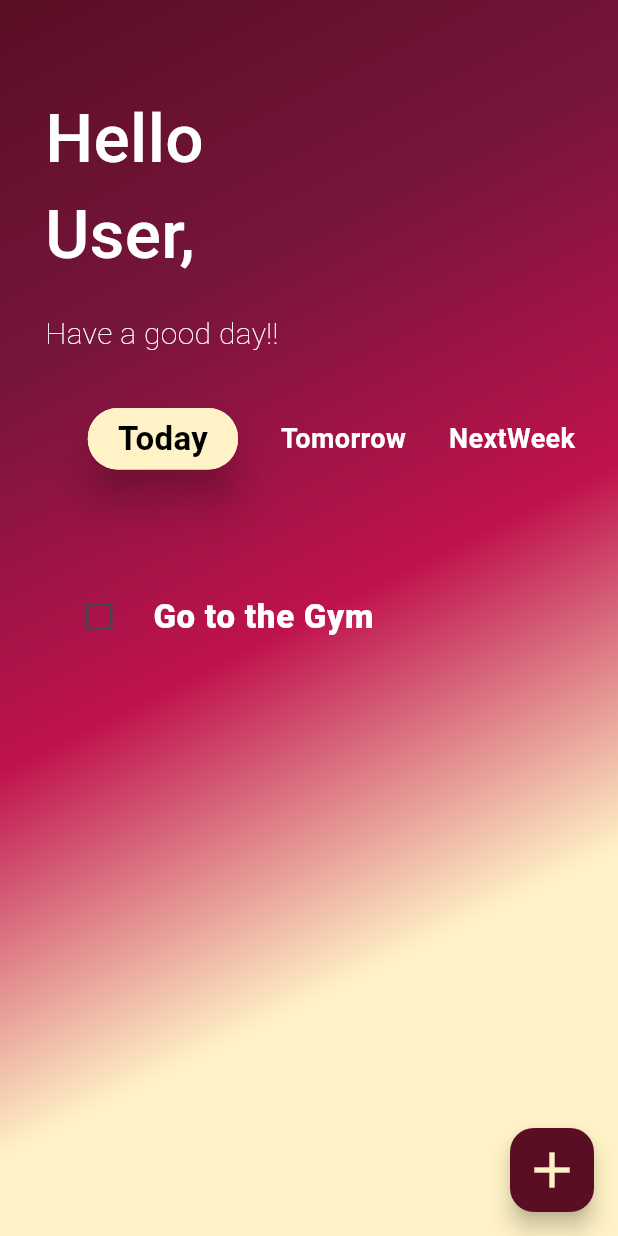
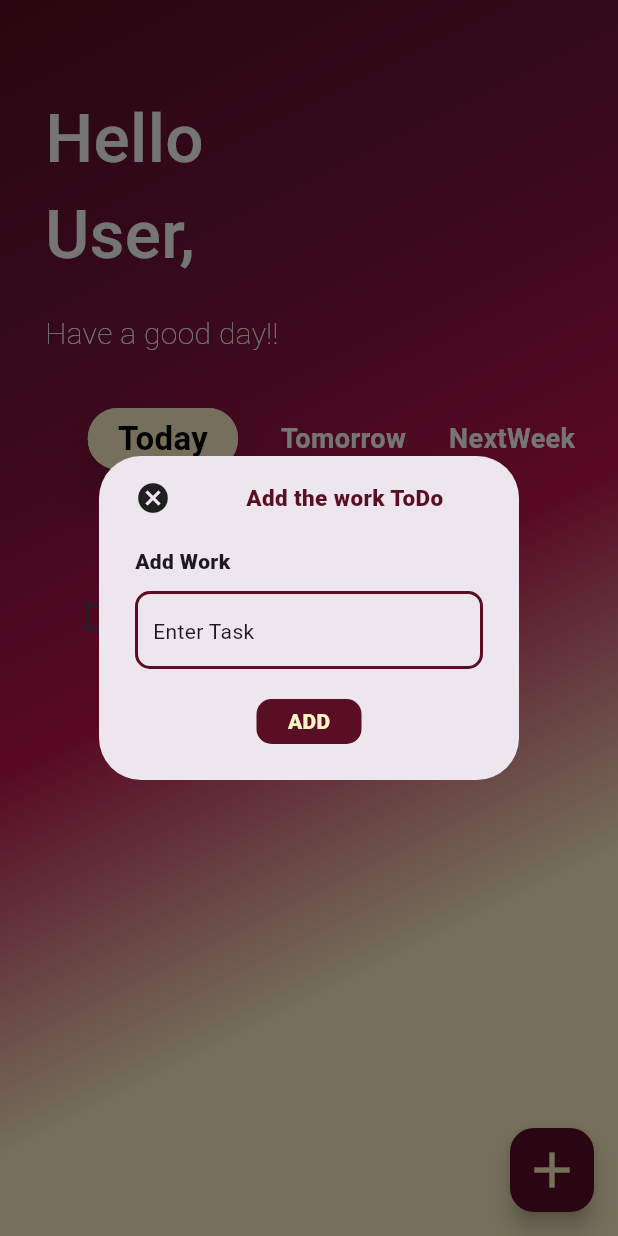
Before and after one commit to shivanshshri/to-do-flutter-, a Flutter app: the screen it shows after launch, after a tap on the "add" icon, on a phone screen of 412 x 824 dp. Run offline on Flutter 3.47's test engine with Material 3 defaults, Android fonts, the phone set to English and light mode, and no system bars; our stand-ins replace firebase_core; accounts and stored records are empty; Roboto replaces fonts that are missing (Times New Roman).

Commit message:
added alert dialogbox to the floatingbutton

```diff
--- a/lib/pages/home.dart
+++ b/lib/pages/home.dart
@@ -9,11 +9,13 @@ class Home extends StatefulWidget {
 class _HomeState extends State<Home> {
   bool today = true, tomorrow=false, nextweek=false;
   bool suggest = false;
+  TextEditingController todocontroller = new TextEditingController();
   @override
   Widget build(BuildContext context) {
     return Scaffold(
-      floatingActionButton: FloatingActionButton(backgroundColor:Color(0xFF5A0E24),onPressed:(){
-
+      floatingActionButton: FloatingActionButton(backgroundColor:Color(0xFF5A0E24),
+        onPressed:(){
+            openBox();
     },
       child: Icon(Icons.add,color: Color(0xFFFFF2C6),size: 40.0,),
       ),
@@ -142,4 +144,53 @@ class _HomeState extends State<Home> {
       ],),),
     );
   }
+  Future openBox()=> showDialog(context: context, builder: (context)=> AlertDialog(
+    content: SingleChildScrollView(
+      child: Container(
+        child: Column(
+          crossAxisAlignment: CrossAxisAlignment.start,
+          children: [
+            Row(
+              children: [
+                GestureDetector(
+                  onTap:(){
+                    Navigator.pop(context);
+                  },child: Icon(Icons.cancel)),
+
+              SizedBox(width: 50.0,),
+              Text("Add the work ToDo",style: TextStyle(color:Color(0xFF5A0E24),fontWeight: FontWeight.w900,fontSize: 15.0),),
+
+      ],
+            ),
+            SizedBox(height: 20.0),
+            Text("Add Work",style: TextStyle(fontWeight: FontWeight.w900),),
+            SizedBox(height: 10.0,),
+            Container(
+              padding: EdgeInsets.symmetric(horizontal: 10.0),
+              decoration: BoxDecoration(
+                border: Border.all(
+                  color: Color(0xFF5A0E24),
+                  width: 2.0,
+                ),borderRadius: BorderRadius.circular(10),
+              ),child: TextField(
+              controller: todocontroller,
+              decoration: InputDecoration(
+                border: InputBorder.none,hint: Text("Enter Task")
+              ),
+            ),
+            ),
+            SizedBox(height: 20.0,),
+            Center(
+              child: Container(
+                padding: EdgeInsets.all(5),
+                width: 70.0,
+                decoration: BoxDecoration(color: Color(0xFF5A0E24),borderRadius: BorderRadius.circular(10)),
+                child: Center(child: Text("ADD",style: TextStyle(color: Color(0xFFFFF2C6),fontWeight: FontWeight.w900),)),
+              ),
+            )
+          ],
+        ),
+      ),
+    ),
+  ));
 }
```
Also changed, not shown: lib/services/services.dart (added).
